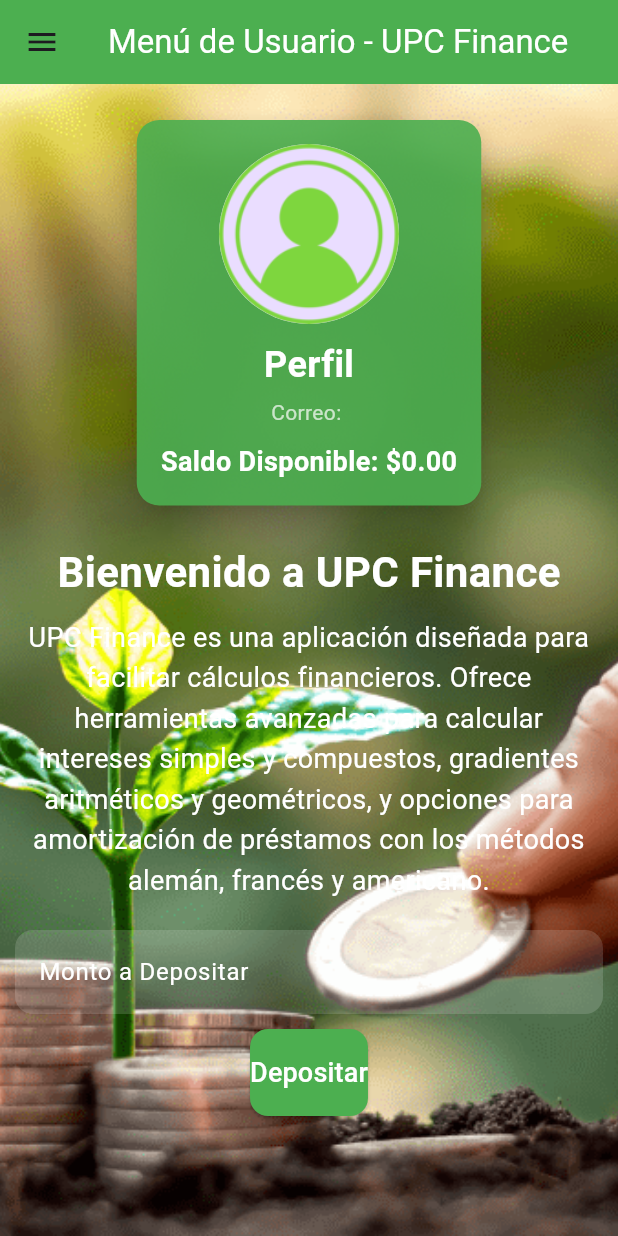
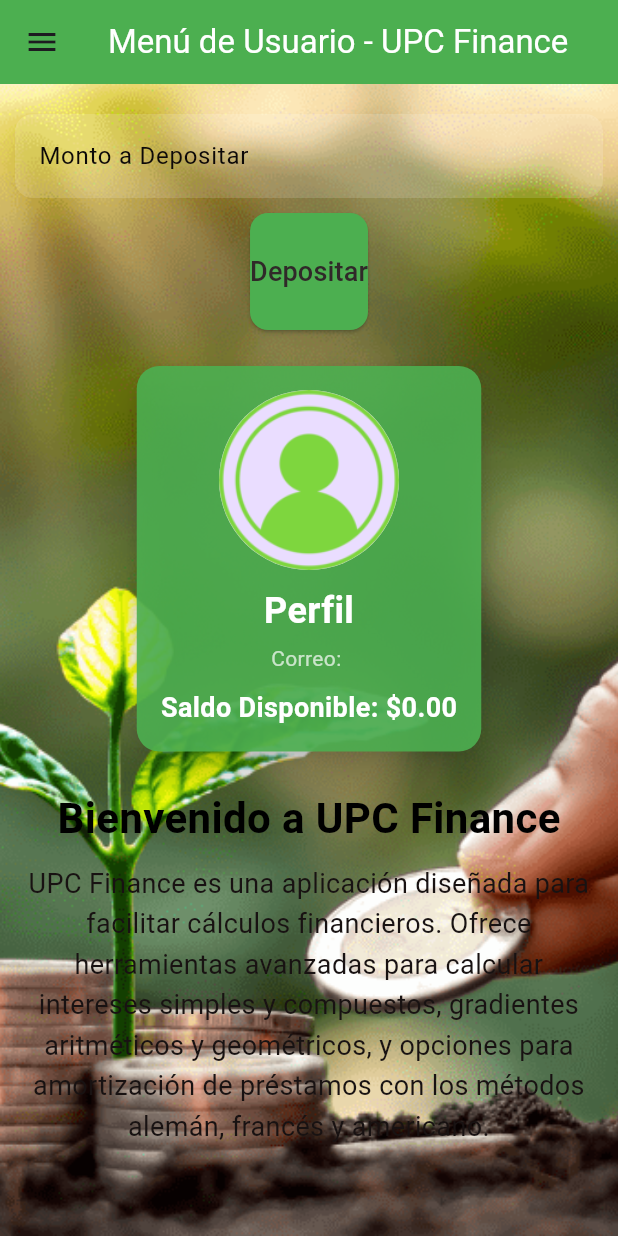
Before and after one commit to Suppra/UpcFinance, a Flutter app: the UserMenu screen opened by its route, on a phone screen of 412 x 824 dp. Run offline on Flutter 3.47's test engine with Material 3 defaults, Android fonts, the phone set to English and light mode, and no system bars; our stand-ins replace cloud_firestore, firebase_auth, firebase_core; accounts and stored records are empty.

Commit message:
MAS MEJORAS VISUALES

```diff
--- a/lib/vista/loan_status_page.dart
+++ b/lib/vista/loan_status_page.dart
@@ -10,7 +10,8 @@ class LoanStatusPage extends StatefulWidget {
   _LoanStatusPageState createState() => _LoanStatusPageState();
 }
 
-class _LoanStatusPageState extends State<LoanStatusPage> with SingleTickerProviderStateMixin {
+class _LoanStatusPageState extends State<LoanStatusPage>
+    with SingleTickerProviderStateMixin {
   final FirestoreService _firestoreService = FirestoreService();
   final TextEditingController _paymentController = TextEditingController();
   double _paymentAmount = 0.0;
@@ -115,13 +116,14 @@ class _LoanStatusPageState extends State<LoanStatusPage> with SingleTickerProvid
   }
 
   void _showMessage(String message) {
-    ScaffoldMessenger.of(context).showSnackBar(SnackBar(content: Text(message)));
+    ScaffoldMessenger.of(context)
+        .showSnackBar(SnackBar(content: Text(message)));
   }
 
   @override
   Widget build(BuildContext context) {
     return Scaffold(
-      backgroundColor: Colors.grey.shade900,
+      backgroundColor: const Color.fromARGB(255, 35, 94, 35),
       body: SafeArea(
         child: FadeTransition(
           opacity: _animation,
@@ -133,14 +135,18 @@ class _LoanStatusPageState extends State<LoanStatusPage> with SingleTickerProvid
                   children: [
                     SizedBox(height: 80),
                     _buildLoanDropdown(), // Selector de préstamo
-                    _buildLoanInfoCard('Saldo Ficticio', _userBalance, Icons.account_balance_wallet),
+                    _buildLoanInfoCard('Saldo Ficticio', _userBalance,
+                        Icons.account_balance_wallet),
                     _selectedLoan != null
-                        ? _buildLoanInfoCard('Balance Pendiente', _selectedLoan!.balance, Icons.account_balance)
+                        ? _buildLoanInfoCard('Balance Pendiente',
+                            _selectedLoan!.balance, Icons.account_balance)
                         : Container(),
                     SizedBox(height: 20),
                     _buildPaymentField(),
                     SizedBox(height: 10),
-                    _selectedLoan != null ? _buildPaymentHistory(_selectedLoan!.id) : Container(),
+                    _selectedLoan != null
+                        ? _buildPaymentHistory(_selectedLoan!.id)
+                        : Container(),
                   ],
                 ),
               ),
@@ -225,7 +231,8 @@ class _LoanStatusPageState extends State<LoanStatusPage> with SingleTickerProvid
       child: ListTile(
         leading: Icon(icon, color: Colors.green, size: 30),
         title: Text(label, style: TextStyle(color: Colors.white, fontSize: 18)),
-        trailing: Text(displayValue, style: TextStyle(color: Colors.white, fontSize: 18)),
+        trailing: Text(displayValue,
+            style: TextStyle(color: Colors.white, fontSize: 18)),
       ),
     );
   }
@@ -262,7 +269,8 @@ class _LoanStatusPageState extends State<LoanStatusPage> with SingleTickerProvid
         }
 
         if (!snapshot.hasData || snapshot.data!.docs.isEmpty) {
-          return Text('No hay pagos registrados.', style: TextStyle(color: Colors.white));
+          return Text('No hay pagos registrados.',
+              style: TextStyle(color: Colors.white));
         }
 
         final payments = snapshot.data!.docs;
@@ -276,7 +284,8 @@ class _LoanStatusPageState extends State<LoanStatusPage> with SingleTickerProvid
 
             return ListTile(
               leading: Icon(Icons.payment, color: Colors.green),
-              title: Text('Pago de \$${amount.toStringAsFixed(2)}', style: TextStyle(color: Colors.white)),
+              title: Text('Pago de \$${amount.toStringAsFixed(2)}',
+                  style: TextStyle(color: Colors.white)),
               subtitle: Text(
                 'Fecha: ${date.day}/${date.month}/${date.year}',
                 style: TextStyle(color: Colors.white70),
--- a/lib/vista/user__menu.dart
+++ b/lib/vista/user__menu.dart
@@ -235,14 +235,18 @@ class _UserMenuState extends State<UserMenu> {
               children: [
                 SizedBox(height: 20),
                 // Usar FutureBuilder para obtener el monto del préstamo
-                _buildDashboard(email),
+                _buildDepositField(), // Campo de depósito en la parte superior
+                SizedBox(height: 10),
+                _buildDepositButton(context), // Botón de depósito en la parte superior
+                SizedBox(height: 20),
+                _buildDashboard(email), // Dashboard con saldo
                 SizedBox(height: 20),
                 Text(
                   'Bienvenido a UPC Finance',
                   style: TextStyle(
                     fontSize: 28,
                     fontWeight: FontWeight.bold,
-                    color: Colors.white,
+                    color: const Color.fromARGB(255, 0, 0, 0),
                   ),
                 ),
                 SizedBox(height: 10),
@@ -252,13 +256,9 @@ class _UserMenuState extends State<UserMenu> {
                   style: TextStyle(
                     fontSize: 18,
                     height: 1.5,
-                    color: const Color.fromARGB(255, 255, 255, 255),
+                    color: const Color.fromARGB(255, 24, 18, 18),
                   ),
                 ),
-                SizedBox(height: 20),
-                _buildDepositField(), // Campo de depósito
-                SizedBox(height: 10),
-                _buildDepositButton(context), // Botón de depósito
               ],
             ),
           ),
@@ -344,12 +344,12 @@ class _UserMenuState extends State<UserMenu> {
       decoration: InputDecoration(
         labelText: 'Monto a Depositar',
         filled: true,
-        fillColor: Colors.white.withOpacity(0.15),
+        fillColor: const Color.fromARGB(255, 255, 255, 255).withOpacity(0.15),
         border: OutlineInputBorder(
           borderRadius: BorderRadius.circular(12),
           borderSide: BorderSide.none,
         ),
-        labelStyle: TextStyle(color: Colors.white),
+        labelStyle: TextStyle(color: const Color.fromARGB(255, 12, 8, 8)),
       ),
       style: TextStyle(color: Colors.white),
       keyboardType: TextInputType.numberWithOptions(decimal: true),
@@ -410,13 +410,13 @@ class _UserMenuState extends State<UserMenu> {
         shape: RoundedRectangleBorder(
           borderRadius: BorderRadius.circular(12),
         ),
-        padding: EdgeInsets.symmetric(vertical: 16),
+        padding: EdgeInsets.symmetric(vertical: 26),
       ),
       child: Text(
         'Depositar',
         style: TextStyle(
           fontSize: 18,
-          color: Colors.white,
+          color: const Color.fromARGB(255, 48, 41, 41),
         ),
       ),
     );
```
